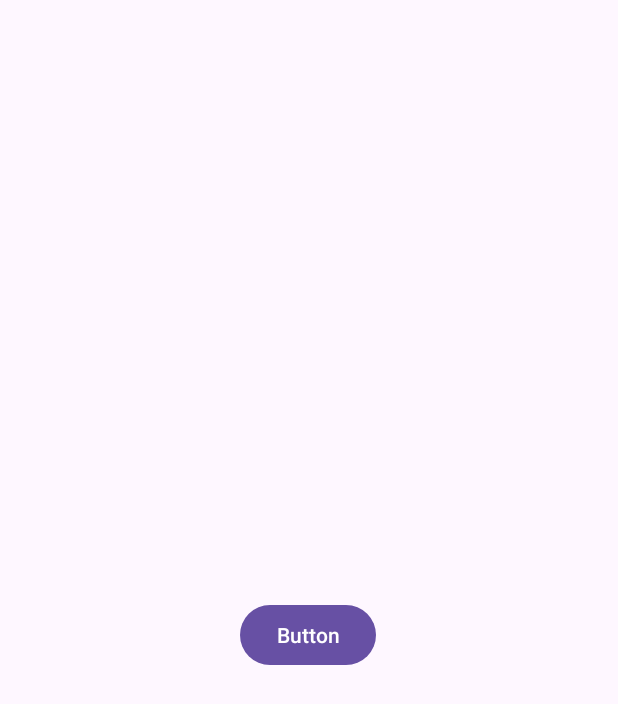
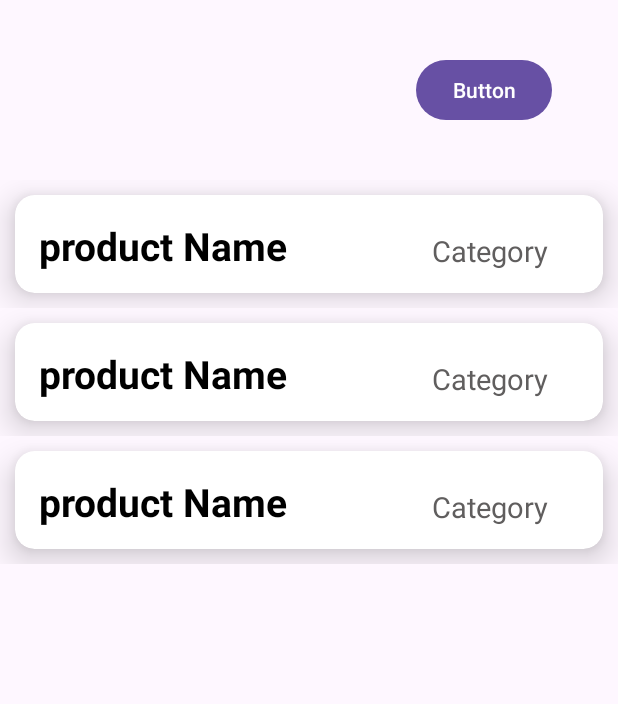
Before and after one commit to tamzidisrakadol/kotlinVolley, an Android app: the layout activity_reactive.xml on its own in the app's theme, with its tools: preview values and no code run, on a phone screen of 412 x 824 dp. Shown: the top 704 px of the screen. Run offline under Robolectric (Android 15) with nearby library versions, the phone set to English and light mode, and no system bars; network calls fail.

Commit message:
fetch data from mySql database add swipe refresh layout and shimmer_layout.xml add rxJava. create observer and observable add retrofit with RxJava add recyclerView with RxJava

```diff
--- /dev/null
+++ b/app/src/main/java/com/example/datafetchfromphp/adapter/FakeProductAdapter.kt
@@ -0,0 +1,29 @@
+package com.example.datafetchfromphp.adapter
+
+import android.view.LayoutInflater
+import android.view.ViewGroup
+import androidx.recyclerview.widget.RecyclerView
+import com.example.datafetchfromphp.databinding.ProductItemLayoutBinding
+import com.example.datafetchfromphp.model.FakeProductModel
+
+class FakeProductAdapter(private val fakeProductList:List<FakeProductModel>):RecyclerView.Adapter<FakeProductAdapter.ViewHolder>() {
+
+    class ViewHolder(val binding: ProductItemLayoutBinding):RecyclerView.ViewHolder(binding.root){
+
+    }
+
+    override fun onCreateViewHolder(parent: ViewGroup, viewType: Int): ViewHolder {
+        val binding=ProductItemLayoutBinding.inflate(LayoutInflater.from(parent.context),parent,false)
+        return ViewHolder(binding)
+    }
+
+    override fun getItemCount(): Int {
+        return fakeProductList.size
+    }
+
+    override fun onBindViewHolder(holder: ViewHolder, position: Int) {
+       val fakeProductModel = fakeProductList[position]
+        holder.binding.fakeProductName.text=fakeProductModel.title
+        holder.binding.fakeProductCategory.text=fakeProductModel.category
+    }
+}
--- a/app/src/main/java/com/example/datafetchfromphp/apiService/ProductService.kt
+++ b/app/src/main/java/com/example/datafetchfromphp/network/ProductService.kt
@@ -1,4 +1,4 @@
-package com.example.datafetchfromphp.apiService
+package com.example.datafetchfromphp.network
 
 import com.example.datafetchfromphp.model.FakeProductModel
 import io.reactivex.rxjava3.core.Observable
--- a/app/src/main/java/com/example/datafetchfromphp/utility/Constraints.kt
+++ b/app/src/main/java/com/example/datafetchfromphp/utility/Constraints.kt
@@ -1,5 +1,6 @@
 package com.example.datafetchfromphp.utility
 
 object  Constraints {
-      val customerURl = "http://192.168.31.131/AndroidKotlin/customerList.php"
+      const val customerURl = "http://192.168.31.131/AndroidKotlin/customerList.php"
+      const val storeUrl = "https://fakestoreapi.com"
 }
--- a/app/src/main/java/com/example/datafetchfromphp/views/ReactiveActivity.kt
+++ b/app/src/main/java/com/example/datafetchfromphp/views/ReactiveActivity.kt
@@ -1,11 +1,17 @@
 package com.example.datafetchfromphp.views
 
 
+import android.annotation.SuppressLint
 import androidx.appcompat.app.AppCompatActivity
 import android.os.Bundle
 import android.util.Log
-import com.example.datafetchfromphp.apiService.ProductService
+import androidx.recyclerview.widget.LinearLayoutManager
+import androidx.recyclerview.widget.RecyclerView
+import com.example.datafetchfromphp.adapter.FakeProductAdapter
+import com.example.datafetchfromphp.network.ProductService
 import com.example.datafetchfromphp.databinding.ActivityReactiveBinding
+import com.example.datafetchfromphp.model.FakeProductModel
+import com.example.datafetchfromphp.utility.Constraints
 import com.jakewharton.rxbinding4.view.clicks
 import io.reactivex.rxjava3.android.schedulers.AndroidSchedulers
 import io.reactivex.rxjava3.core.Observable
@@ -19,6 +25,7 @@ import java.util.concurrent.TimeUnit
 
 class ReactiveActivity : AppCompatActivity() {
     private lateinit var binding: ActivityReactiveBinding
+    private var fakeProductList = mutableListOf<FakeProductModel>()
 
 
 
@@ -26,7 +33,9 @@ class ReactiveActivity : AppCompatActivity() {
         super.onCreate(savedInstanceState)
         binding = ActivityReactiveBinding.inflate(layoutInflater)
         setContentView(binding.root)
-        simpleObserver()
+
+        binding.recyclerView.layoutManager = LinearLayoutManager(this,RecyclerView.VERTICAL,false)
+
         implementNetworkCall()
 
 
@@ -65,10 +74,11 @@ class ReactiveActivity : AppCompatActivity() {
     }
 
 
+    @SuppressLint("CheckResult")
     private fun implementNetworkCall(){
 
         val retrofit = Retrofit.Builder()
-            .baseUrl("https://fakestoreapi.com")
+            .baseUrl(Constraints.storeUrl)
             .addConverterFactory(GsonConverterFactory.create())
             .addCallAdapterFactory(RxJava3CallAdapterFactory.create())
             .build()
@@ -79,7 +89,12 @@ class ReactiveActivity : AppCompatActivity() {
             .subscribeOn(Schedulers.io())  // upstream + threadpool run on another thread
             .observeOn(AndroidSchedulers.mainThread())  //downStream run on main thread
             .subscribe(){
-                Log.d("product",it.toString())
+                fakeProductList.addAll(it)
+                var adapter = FakeProductAdapter(fakeProductList)
+                binding.recyclerView.adapter = adapter
+                adapter.notifyDataSetChanged()
+
+                Log.d("product","${fakeProductList.size}")
             }
     }
 
--- a/app/src/main/res/layout/activity_reactive.xml
+++ b/app/src/main/res/layout/activity_reactive.xml
@@ -10,11 +10,22 @@
         android:id="@+id/button"
         android:layout_width="wrap_content"
         android:layout_height="wrap_content"
-        android:layout_marginStart="160dp"
-        android:layout_marginTop="399dp"
-        android:layout_marginEnd="161dp"
+        android:layout_marginTop="36dp"
+        android:layout_marginEnd="44dp"
         android:text="Button"
         app:layout_constraintEnd_toEndOf="parent"
+        app:layout_constraintTop_toTopOf="parent" />
+
+    <androidx.recyclerview.widget.RecyclerView
+        android:id="@+id/recyclerView"
+        android:layout_width="match_parent"
+        android:layout_height="wrap_content"
+        android:layout_marginTop="36dp"
+        tools:listitem="@layout/product_item_layout"
+        app:layout_constraintEnd_toEndOf="parent"
+        app:layout_constraintHorizontal_bias="0.0"
         app:layout_constraintStart_toStartOf="parent"
-        app:layout_constraintTop_toTopOf="parent" />
+        app:layout_constraintTop_toBottomOf="@+id/button" />
+
+
 </androidx.constraintlayout.widget.ConstraintLayout>
--- /dev/null
+++ b/app/src/main/res/layout/product_item_layout.xml
@@ -0,0 +1,57 @@
+<?xml version="1.0" encoding="utf-8"?>
+<androidx.constraintlayout.widget.ConstraintLayout xmlns:android="http://schemas.android.com/apk/res/android"
+    xmlns:app="http://schemas.android.com/apk/res-auto"
+    xmlns:tools="http://schemas.android.com/tools"
+    android:layout_width="match_parent"
+    android:layout_height="wrap_content">
+
+    <androidx.cardview.widget.CardView
+        android:layout_width="match_parent"
+        android:layout_height="@dimen/_50sdp"
+        android:layout_marginStart="10dp"
+        android:layout_marginTop="10dp"
+        android:layout_marginEnd="10dp"
+        android:layout_marginBottom="10dp"
+        app:cardElevation="@dimen/_10sdp"
+        app:cardCornerRadius="@dimen/_10sdp"
+        app:layout_constraintBottom_toBottomOf="parent"
+        app:layout_constraintEnd_toEndOf="parent"
+        app:layout_constraintStart_toStartOf="parent"
+        app:layout_constraintTop_toTopOf="parent">
+
+        <androidx.constraintlayout.widget.ConstraintLayout
+            android:layout_width="match_parent"
+            android:layout_height="match_parent">
+
+            <TextView
+                android:id="@+id/fakeProductName"
+                android:layout_width="@dimen/_150sdp"
+                android:layout_height="wrap_content"
+                android:layout_marginStart="16dp"
+                android:layout_marginTop="16dp"
+                android:text="product Name"
+                android:maxLines="1"
+                android:textColor="@color/black"
+                android:textSize="@dimen/_20sdp"
+                android:textStyle="bold"
+                app:layout_constraintStart_toStartOf="parent"
+                app:layout_constraintTop_toTopOf="parent" />
+
+
+            <TextView
+                android:id="@+id/fakeProductCategory"
+                android:layout_width="wrap_content"
+                android:layout_height="wrap_content"
+                android:layout_marginTop="24dp"
+                android:layout_marginEnd="36dp"
+                android:text="Category"
+                android:textColor="#605E5E"
+                android:textSize="@dimen/_15sdp"
+                android:textStyle="normal"
+                app:layout_constraintEnd_toEndOf="parent"
+                app:layout_constraintTop_toTopOf="parent" />
+
+        </androidx.constraintlayout.widget.ConstraintLayout>
+    </androidx.cardview.widget.CardView>
+
+</androidx.constraintlayout.widget.ConstraintLayout>
```
